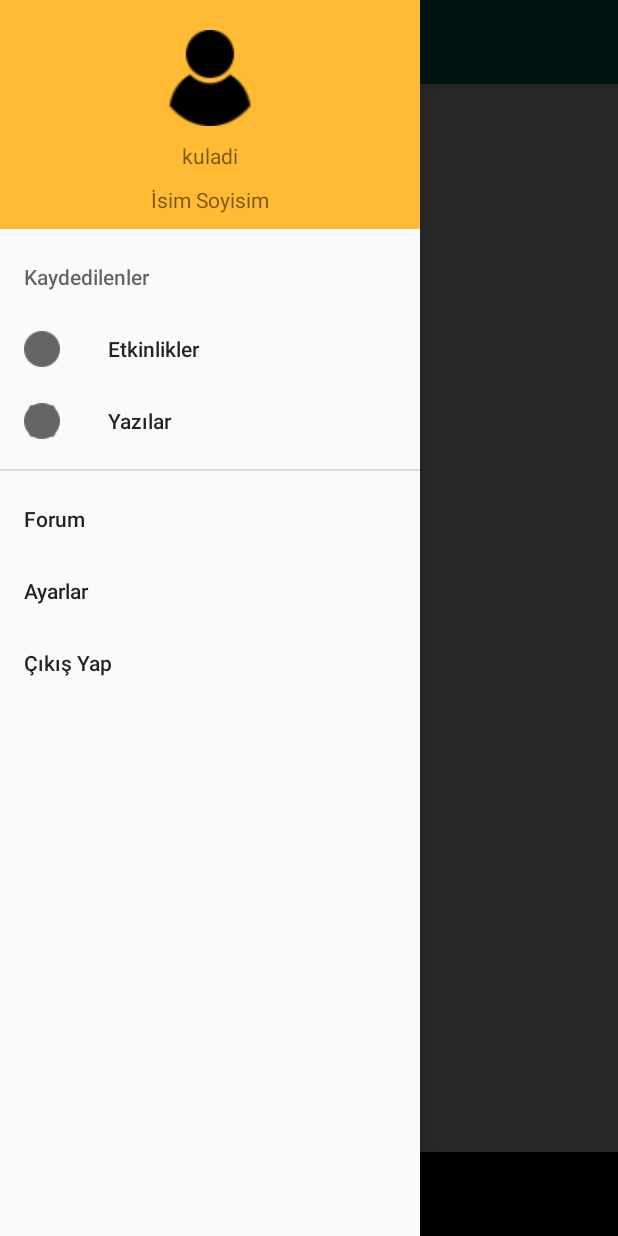
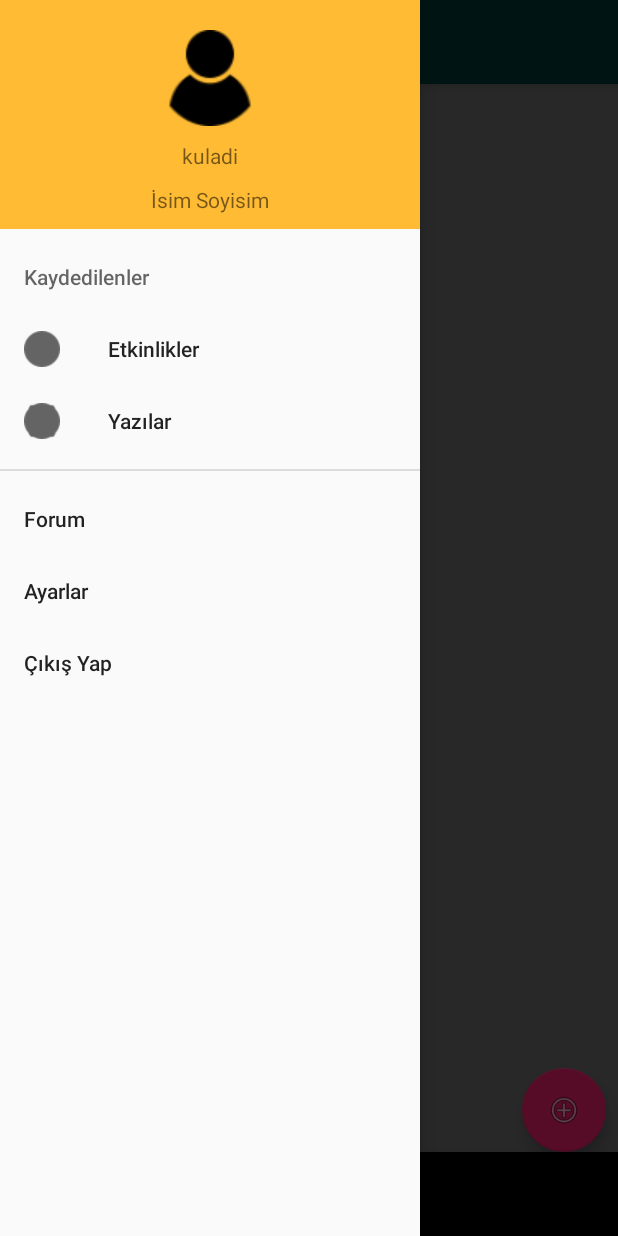
Before and after one commit to fatmabetulsofuoglu/Yumurcak, an Android app: the MainActivity screen opened directly, with no data from a screen before it, with the side drawer open, on a phone screen of 412 x 824 dp. Run offline under Robolectric (Android 15) with nearby library versions, the phone set to English and light mode, and no system bars.

Commit message:
bottomsheetdialog eklendi.

```diff
--- a/app/src/main/java/com/example/yumurcak/ui/activity/MainActivity.java
+++ b/app/src/main/java/com/example/yumurcak/ui/activity/MainActivity.java
@@ -1,6 +1,9 @@
 package com.example.yumurcak.ui.activity;
+
 import android.support.annotation.NonNull;
 import android.support.design.widget.BottomNavigationView;
+import android.support.design.widget.BottomSheetDialog;
+import android.support.design.widget.FloatingActionButton;
 import android.support.design.widget.NavigationView;
 import android.support.v4.app.Fragment;
 import android.support.v4.app.FragmentTransaction;
@@ -10,6 +13,7 @@ import android.support.v7.app.AppCompatActivity;
 import android.os.Bundle;
 import android.support.v7.widget.Toolbar;
 import android.view.MenuItem;
+import android.view.View;
 
 import com.example.yumurcak.R;
 import com.example.yumurcak.ui.fragment.BlogFragment;
@@ -26,6 +30,7 @@ public class MainActivity extends AppCompatActivity {
     NavigationView navigationView;
     Toolbar toolbar;
     DrawerLayout drawerLayout;
+    FloatingActionButton fabAdd;
 
 
     @Override
@@ -35,7 +40,7 @@ public class MainActivity extends AppCompatActivity {
 
 
         bottom = findViewById(R.id.bottom);
-
+        fabAdd = findViewById(R.id.fabAdd);
         navigationView = findViewById(R.id.nav_view);
         toolbar = findViewById(R.id.toolbar);
         drawerLayout = findViewById(R.id.drawerLayout);
@@ -43,8 +48,16 @@ public class MainActivity extends AppCompatActivity {
         setSupportActionBar(toolbar);
         ActionBarDrawerToggle toggle = new ActionBarDrawerToggle(this, drawerLayout, toolbar, R.string.navigation_drawer_open, R.string.navigation_drawer_close);
         drawerLayout.addDrawerListener(toggle);
+        fabAdd.setOnClickListener(new View.OnClickListener() {
+            @Override
+            public void onClick(View v) {
+                View view = getLayoutInflater().inflate(R.layout.fragment_bottom_sheet_add, null);
+                BottomSheetDialog dialog = new BottomSheetDialog(MainActivity.this);
+                dialog.setContentView(view);
+                dialog.show();
+            }
+        });
         navigationView.setNavigationItemSelectedListener(new NavigationView.OnNavigationItemSelectedListener() {
-
 
 
             @Override
@@ -55,14 +68,10 @@ public class MainActivity extends AppCompatActivity {
                 if (id == R.id.navSavesActivity) {
                     fragment = new SaveEventFragment();
                     LoadFragment(fragment);
-                }
-
-                else if (id == R.id.navSavesBlogs) {
+                } else if (id == R.id.navSavesBlogs) {
                     fragment = new SaveBlogFragment();
                     LoadFragment(fragment);
-                }
-
-                else if (id == R.id.navForum) {
+                } else if (id == R.id.navForum) {
                     fragment = new ForumFragment();
                     LoadFragment(fragment);
                 }
@@ -74,24 +83,18 @@ public class MainActivity extends AppCompatActivity {
         bottom.setOnNavigationItemSelectedListener(new BottomNavigationView.OnNavigationItemSelectedListener() {
             @Override
             public boolean onNavigationItemSelected(@NonNull MenuItem menuItem) {
-                if(menuItem.getItemId()==R.id.activity){
+                if (menuItem.getItemId() == R.id.activity) {
                     fragment = new EventFragment();
                     LoadFragment(fragment);
-                }
-
-                else if(menuItem.getItemId()==R.id.blog){
+                } else if (menuItem.getItemId() == R.id.blog) {
                     FragmentTransaction transaction = getSupportFragmentManager().beginTransaction();
                     transaction.replace(R.id.frame_layout, new BlogFragment());
                     transaction.commit();
-                }
-
-                else if(menuItem.getItemId()==R.id.add){
+                } else if (menuItem.getItemId() == R.id.add) {
                     FragmentTransaction transaction = getSupportFragmentManager().beginTransaction();
                     transaction.replace(R.id.frame_layout, new NewPostFragment());
                     transaction.commit();
-                }
-
-                else if(menuItem.getItemId()==R.id.notifications){
+                } else if (menuItem.getItemId() == R.id.notifications) {
                     FragmentTransaction transaction = getSupportFragmentManager().beginTransaction();
                     transaction.replace(R.id.frame_layout, new NotificationsFragment());
                     transaction.commit();
@@ -100,7 +103,8 @@ public class MainActivity extends AppCompatActivity {
             }
         });
     }
-    private void LoadFragment(Fragment fragment){
+
+    private void LoadFragment(Fragment fragment) {
         FragmentTransaction transaction = getSupportFragmentManager().beginTransaction();
         transaction.replace(R.id.frame_layout, new EventFragment());
         transaction.commit();
--- a/app/src/main/java/com/example/yumurcak/ui/fragment/NewPostFragment.java
+++ b/app/src/main/java/com/example/yumurcak/ui/fragment/NewPostFragment.java
@@ -4,7 +4,6 @@ import android.os.Bundle;
 import android.support.annotation.NonNull;
 import android.support.annotation.Nullable;
 import android.support.design.widget.BottomSheetDialogFragment;
-import android.support.v4.app.Fragment;
 import android.view.LayoutInflater;
 import android.view.View;
 import android.view.ViewGroup;
@@ -15,7 +14,7 @@ public class NewPostFragment extends BottomSheetDialogFragment {
     @Nullable
     @Override
     public View onCreateView(@NonNull LayoutInflater inflater, @Nullable ViewGroup container, @Nullable Bundle savedInstanceState) {
-        View v=inflater.inflate(R.layout.bottom_sheet_dialog_add, container,false);
+        View v=inflater.inflate(R.layout.fragment_bottom_sheet_add, container,false);
         return v;
     }
 }
--- a/app/src/main/res/layout/activity_main.xml
+++ b/app/src/main/res/layout/activity_main.xml
@@ -27,15 +27,28 @@
             android:id="@+id/bottom"
             android:layout_width="0dp"
             android:layout_height="wrap_content"
-        android:layout_marginStart="0dp"
-        android:layout_marginEnd="0dp"
-        android:layout_marginBottom="0dp"
             app:layout_constraintBottom_toBottomOf="parent"
             app:layout_constraintEnd_toEndOf="parent"
+            app:layout_constraintHorizontal_bias="0.0"
             app:layout_constraintStart_toStartOf="parent"
             app:menu="@menu/homepage_bottom_drawer"
             tools:ignore="InvalidId" />
 
+        <android.support.design.widget.FloatingActionButton
+            android:id="@+id/fabAdd"
+            android:layout_width="wrap_content"
+            android:layout_height="wrap_content"
+            android:layout_marginStart="8dp"
+            android:layout_marginLeft="8dp"
+            android:layout_marginEnd="8dp"
+            android:layout_marginRight="8dp"
+            android:clickable="true"
+            app:layout_constraintBottom_toTopOf="@+id/bottom"
+            app:layout_constraintEnd_toEndOf="parent"
+            app:layout_constraintHorizontal_bias="1.0"
+            app:layout_constraintStart_toStartOf="parent"
+            app:srcCompat="@android:drawable/ic_menu_add" />
+
     </android.support.constraint.ConstraintLayout>
 
 </android.support.v4.widget.DrawerLayout>
```
Also changed, not shown: app/src/main/java/com/example/yumurcak/ui/activity/BottomSheetActivity.java (deleted, +0 -31 lines), app/src/main/java/com/example/yumurcak/ui/fragment/BottomSheetAddFragment.java (added, +23 -0 lines). Lines whose indentation alone changed are shown as unchanged.
